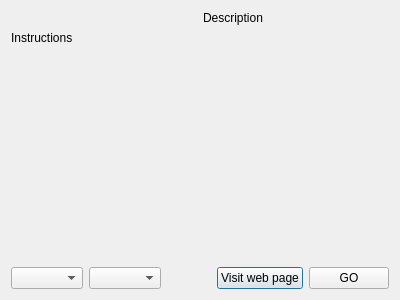
Old version of the form flashlauncher/appdetail.ui in the repository achipa/maemo-flash-launcher.
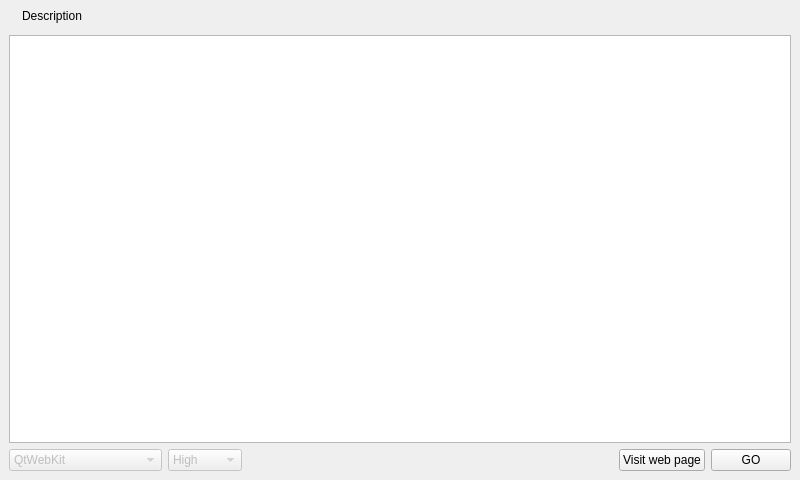
New version of the form. Icons and pictures are not drawn.

```diff
--- a/flashlauncher/appdetail.ui
+++ b/flashlauncher/appdetail.ui
@@ -1,18 +1,19 @@
 <?xml version="1.0" encoding="UTF-8"?>
 <ui version="4.0">
- <class>appdetail</class>
- <widget class="QDialog" name="appdetail">
+ <class>AppDetail</class>
+ <widget class="QMainWindow" name="AppDetail">
   <property name="geometry">
    <rect>
     <x>0</x>
     <y>0</y>
-    <width>400</width>
-    <height>300</height>
+    <width>800</width>
+    <height>480</height>
    </rect>
   </property>
   <property name="windowTitle">
    <string>AppTitle</string>
   </property>
+  <widget class="QWidget" name="centralWidget">
   <layout class="QVBoxLayout" name="verticalLayout">
    <item>
     <layout class="QHBoxLayout" name="horizontalLayout">
@@ -25,7 +26,7 @@
         <pixmap resource="icons.qrc">:/icons/bigrotation2.gif</pixmap>
        </property>
        <property name="scaledContents">
-        <bool>true</bool>
+         <bool>false</bool>
        </property>
       </widget>
      </item>
@@ -39,38 +40,79 @@
        </property>
       </widget>
      </item>
-    </layout>
-   </item>
    <item>
-    <widget class="QLabel" name="instructions">
-     <property name="text">
-      <string>Instructions</string>
-     </property>
-     <property name="alignment">
-      <set>Qt::AlignLeading|Qt::AlignLeft|Qt::AlignTop</set>
-     </property>
-    </widget>
-   </item>
-   <item>
-    <spacer name="verticalSpacer">
+       <spacer name="horizontalSpacer_2">
      <property name="orientation">
-      <enum>Qt::Vertical</enum>
+         <enum>Qt::Horizontal</enum>
      </property>
      <property name="sizeHint" stdset="0">
       <size>
-       <width>20</width>
-       <height>205</height>
+          <width>40</width>
+          <height>20</height>
       </size>
      </property>
     </spacer>
+      </item>
+     </layout>
+    </item>
+    <item>
+     <widget class="QTextBrowser" name="instructions"/>
    </item>
    <item>
     <layout class="QHBoxLayout" name="horizontalLayout_2">
      <item>
-      <widget class="QComboBox" name="engine"/>
+       <widget class="QComboBox" name="engine">
+        <property name="enabled">
+         <bool>false</bool>
+        </property>
+        <item>
+         <property name="text">
+          <string>QtWebKit</string>
+         </property>
      </item>
      <item>
-      <widget class="QComboBox" name="qualityCB"/>
+         <property name="text">
+          <string>QtWebKit (html loader)</string>
+         </property>
+        </item>
+        <item>
+         <property name="text">
+          <string>MicroB</string>
+         </property>
+        </item>
+        <item>
+         <property name="text">
+          <string>MicroB (html loader)</string>
+         </property>
+        </item>
+        <item>
+         <property name="text">
+          <string>KMPlayer</string>
+         </property>
+        </item>
+       </widget>
+      </item>
+      <item>
+       <widget class="QComboBox" name="qualityCB">
+        <property name="enabled">
+         <bool>false</bool>
+        </property>
+        <item>
+         <property name="text">
+          <string>High</string>
+         </property>
+        </item>
+        <item>
+         <property name="text">
+          <string>Medium</string>
+         </property>
+        </item>
+        <item>
+         <property name="text">
+          <string>Low</string>
+         </property>
+        </item>
+       </widget>
      </item>
      <item>
       <spacer name="horizontalSpacer">
@@ -102,6 +144,7 @@
     </layout>
    </item>
   </layout>
+  </widget>
  </widget>
  <resources>
   <include location="icons.qrc"/>
```
Lines whose indentation alone changed are shown as unchanged.
